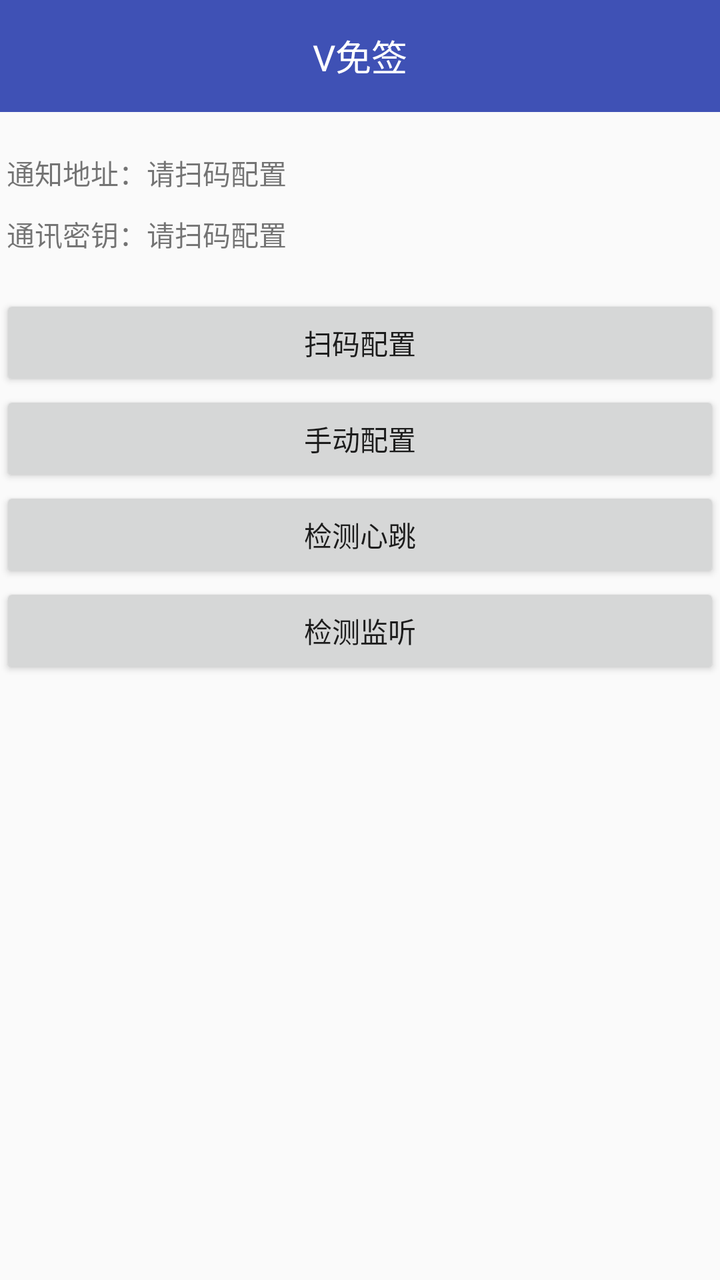
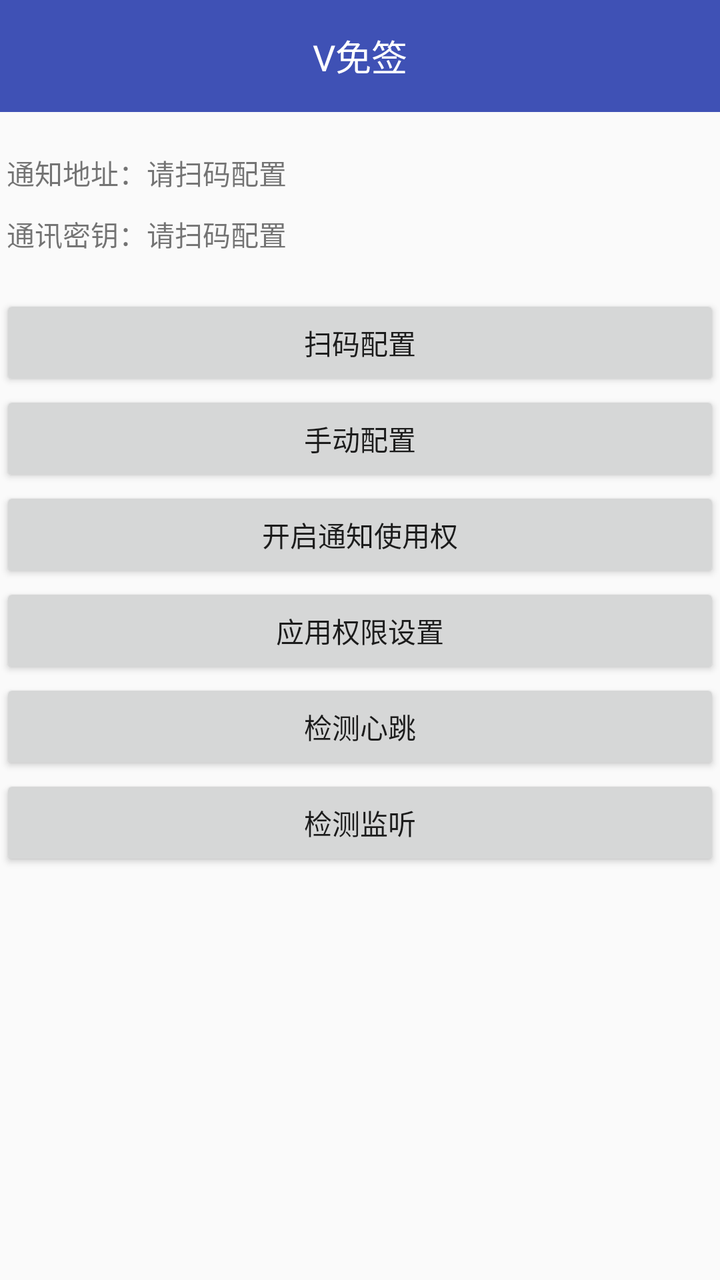

An Android layout rendered at two revisions. The XML below is the earlier revision; the diff shows what the commit changed to produce the second picture.
<!-- AndroidManifest.xml: application theme AppTheme -->
<!-- res/layout/activity_main.xml -->
<?xml version="1.0" encoding="utf-8"?>
<LinearLayout xmlns:android="http://schemas.android.com/apk/res/android"
    xmlns:app="http://schemas.android.com/apk/res-auto"
    xmlns:tools="http://schemas.android.com/tools"
    android:layout_width="match_parent"
    android:layout_height="match_parent"
    android:orientation="vertical"
    tools:context="com.vone.vmq.MainActivity"

    >

    <include layout="@layout/toolbar_main" />

    <TextView
        android:paddingTop="20dp"
        android:paddingBottom="10dp"

        android:id="@+id/txt_host"
        android:layout_width="fill_parent"
        android:layout_height="wrap_content"

        android:baselineAligned="false"
        android:text=" 通知地址：请扫码配置" />

    <TextView
        android:paddingBottom="20dp"
        android:id="@+id/txt_key"
        android:layout_width="fill_parent"
        android:layout_height="wrap_content"
        android:text=" 通讯密钥：请扫码配置" />


    <Button
        android:id="@+id/btn_qrcode"
        android:layout_width="fill_parent"
        android:layout_height="wrap_content"
        android:layout_gravity="center_horizontal"
        android:onClick="startQrCode"
        android:text="扫码配置" />
    <Button
        android:id="@+id/btn_input"
        android:layout_width="fill_parent"
        android:layout_height="wrap_content"
        android:layout_gravity="center_horizontal"
        android:onClick="doInput"
        android:text="手动配置" />
    <Button
        android:id="@+id/btn_start"
        android:layout_width="fill_parent"
        android:layout_height="wrap_content"
        android:layout_gravity="center_horizontal"
        android:onClick="doStart"
        android:text="检测心跳" />
    <Button
        android:id="@+id/btn_checkpush"
        android:layout_width="fill_parent"
        android:layout_height="wrap_content"
        android:layout_gravity="center_horizontal"
        android:onClick="checkPush"
        android:text="检测监听" />

</LinearLayout>
<!-- res/layout/toolbar_main.xml (included above) -->
<?xml version="1.0" encoding="utf-8"?>
<androidx.appcompat.widget.Toolbar xmlns:android="http://schemas.android.com/apk/res/android"
    xmlns:app="http://schemas.android.com/apk/res-auto"
    android:id="@+id/toolbar"
    android:layout_width="match_parent"
    android:layout_height="?attr/actionBarSize"
    android:background="?attr/colorPrimary"
    app:contentInsetStart="0dip">

    <RelativeLayout
        android:layout_width="match_parent"
        android:layout_height="wrap_content"
        android:gravity="center_vertical">

        <TextView
            android:id="@+id/txt_title"
            android:layout_width="wrap_content"
            android:layout_height="wrap_content"
            android:layout_centerInParent="true"
            android:text="V免签"
            android:textColor="@android:color/white"
            android:textSize="18sp" />

    </RelativeLayout>
</androidx.appcompat.widget.Toolbar>
<!-- resources referenced by this layout -->
<resources>
  <style name="AppTheme" parent="Theme.AppCompat.Light.NoActionBar">
          
          <item name="colorPrimary">@color/colorPrimary</item>
          <item name="colorPrimaryDark">@color/colorPrimaryDark</item>
          <item name="colorAccent">@color/colorAccent</item>
      </style>
  <color name="colorPrimary">#3F51B5</color>
  <color name="colorPrimaryDark">#303F9F</color>
  <color name="colorAccent">#FF4081</color>
</resources>

<!-- the commit's change to res/layout/activity_main.xml (unified diff, before → after) -->
@@ -45,6 +45,20 @@
         android:onClick="doInput"
         android:text="手动配置" />
     <Button
+        android:id="@+id/btn_notify"
+        android:layout_width="fill_parent"
+        android:layout_height="wrap_content"
+        android:layout_gravity="center_horizontal"
+        android:onClick="openNotifyAccess"
+        android:text="开启通知使用权" />
+    <Button
+        android:id="@+id/btn_appperm"
+        android:layout_width="fill_parent"
+        android:layout_height="wrap_content"
+        android:layout_gravity="center_horizontal"
+        android:onClick="openAppSettings"
+        android:text="应用权限设置" />
+    <Button
         android:id="@+id/btn_start"
         android:layout_width="fill_parent"
         android:layout_height="wrap_content"
